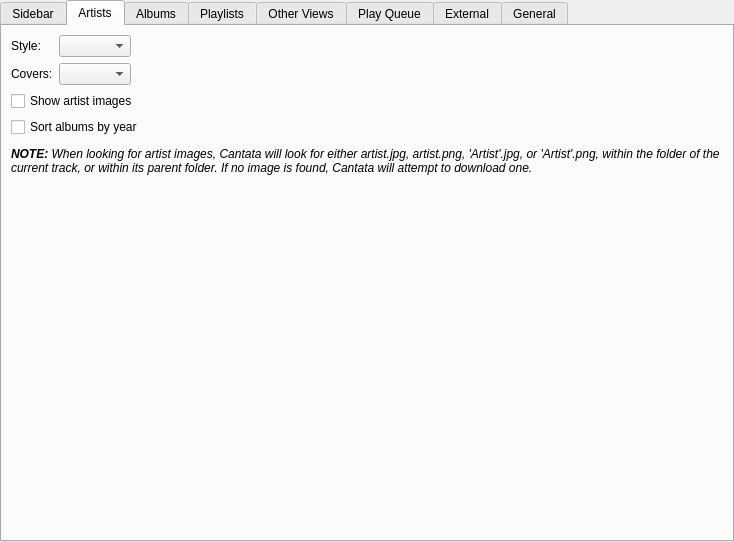
This is gui/interfacesettings.ui in CDrummond/cantata as Qt 5 draws it before an edit. The edited form follows.
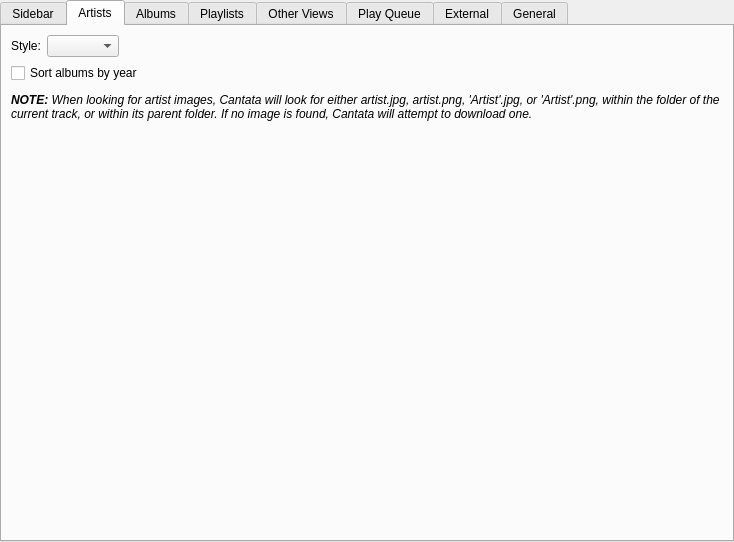
This is the edited form. The open tabs and pages were chosen to show the change. Custom widgets are drawn as their Qt base class.

Commit message: - Remove cover size setting, set automtically. - Artist images only shown in grid view. - No images, or icons, shown in basic tree view.

What changed in the file:
```diff
--- a/gui/interfacesettings.ui
+++ b/gui/interfacesettings.ui
@@ -206,27 +206,7 @@
          <item row="0" column="1">
           <widget class="QComboBox" name="libraryView"/>
          </item>
-         <item row="1" column="0">
-          <widget class="BuddyLabel" name="label_5b">
-           <property name="text">
-            <string>Covers:</string>
-           </property>
-           <property name="buddy">
-            <cstring>libraryCoverSize</cstring>
-           </property>
-          </widget>
-         </item>
-         <item row="1" column="1">
-          <widget class="QComboBox" name="libraryCoverSize"/>
-         </item>
-         <item row="2" column="0" colspan="2">
-          <widget class="QCheckBox" name="libraryArtistImage">
-           <property name="text">
-            <string>Show artist images</string>
-           </property>
-          </widget>
-         </item>
-         <item row="3" column="0" colspan="2">
+         <item row="1" column="0" colspan="2">
           <widget class="QCheckBox" name="libraryYear">
            <property name="text">
             <string>Sort albums by year</string>
```
Left out of the diff: 17 changed lines with no effect on the pictures. The commit also changes 38 other files.
